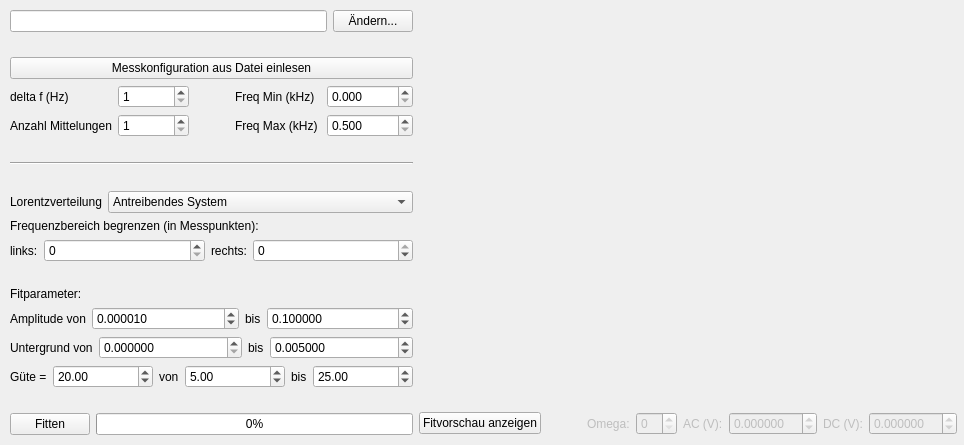
lustra/BE-ESM-Analysis, file Design/SpektrLaden.ui: the form before one commit.
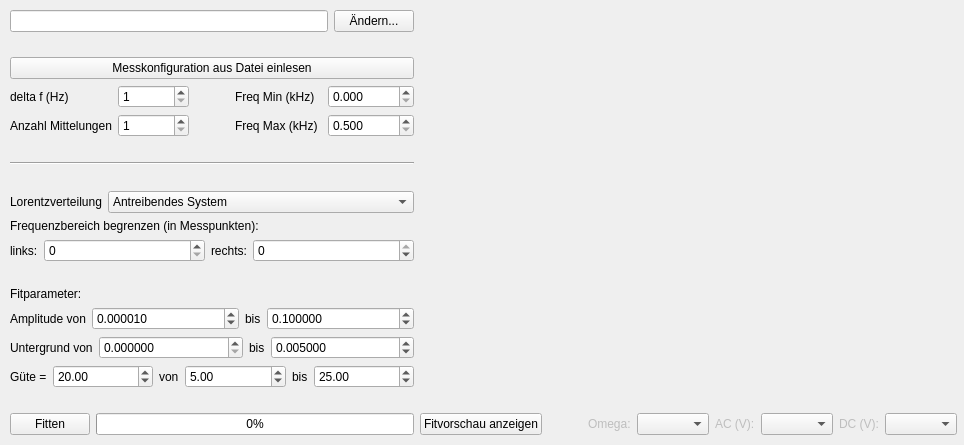
The form after the commit. Custom widgets are drawn as their Qt base class.

The edit to the form file:
```diff
--- a/Design/SpektrLaden.ui
+++ b/Design/SpektrLaden.ui
@@ -587,11 +587,7 @@
           </widget>
          </item>
          <item>
-          <widget class="QSpinBox" name="box_omega">
-           <property name="enabled">
-            <bool>false</bool>
-           </property>
-          </widget>
+          <widget class="QComboBox" name="box_omega"/>
          </item>
          <item>
           <widget class="QLabel" name="label_ac">
@@ -604,23 +600,7 @@
           </widget>
          </item>
          <item>
-          <widget class="QDoubleSpinBox" name="box_ac">
-           <property name="enabled">
-            <bool>false</bool>
-           </property>
-           <property name="decimals">
-            <number>6</number>
-           </property>
-           <property name="minimum">
-            <double>-99.999999000000003</double>
-           </property>
-           <property name="maximum">
-            <double>99.999999000000003</double>
-           </property>
-           <property name="singleStep">
-            <double>0.100000000000000</double>
-           </property>
-          </widget>
+          <widget class="QComboBox" name="box_ac"/>
          </item>
          <item>
           <widget class="QLabel" name="label_dc">
@@ -633,23 +613,7 @@
           </widget>
          </item>
          <item>
-          <widget class="QDoubleSpinBox" name="box_dc">
-           <property name="enabled">
-            <bool>false</bool>
-           </property>
-           <property name="decimals">
-            <number>6</number>
-           </property>
-           <property name="minimum">
-            <double>-99.999999000000003</double>
-           </property>
-           <property name="maximum">
-            <double>99.999999000000003</double>
-           </property>
-           <property name="singleStep">
-            <double>0.100000000000000</double>
-           </property>
-          </widget>
+          <widget class="QComboBox" name="box_dc"/>
          </item>
         </layout>
        </item>
```
Left out of the diff: 48 changed lines with no effect on the pictures.
